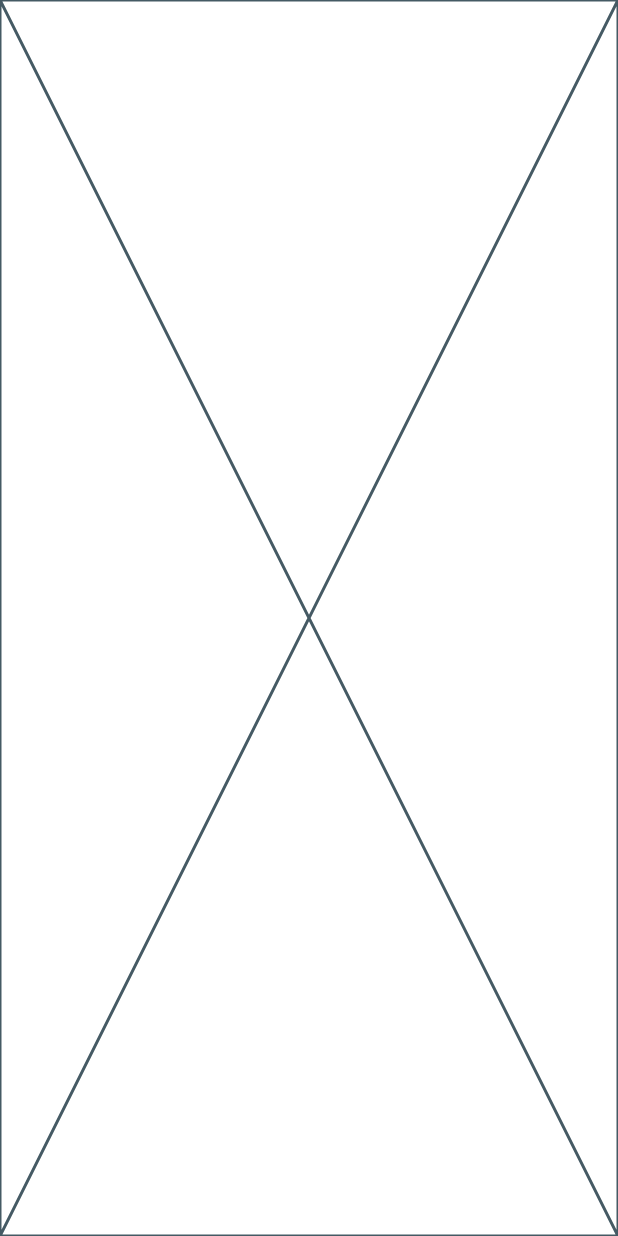
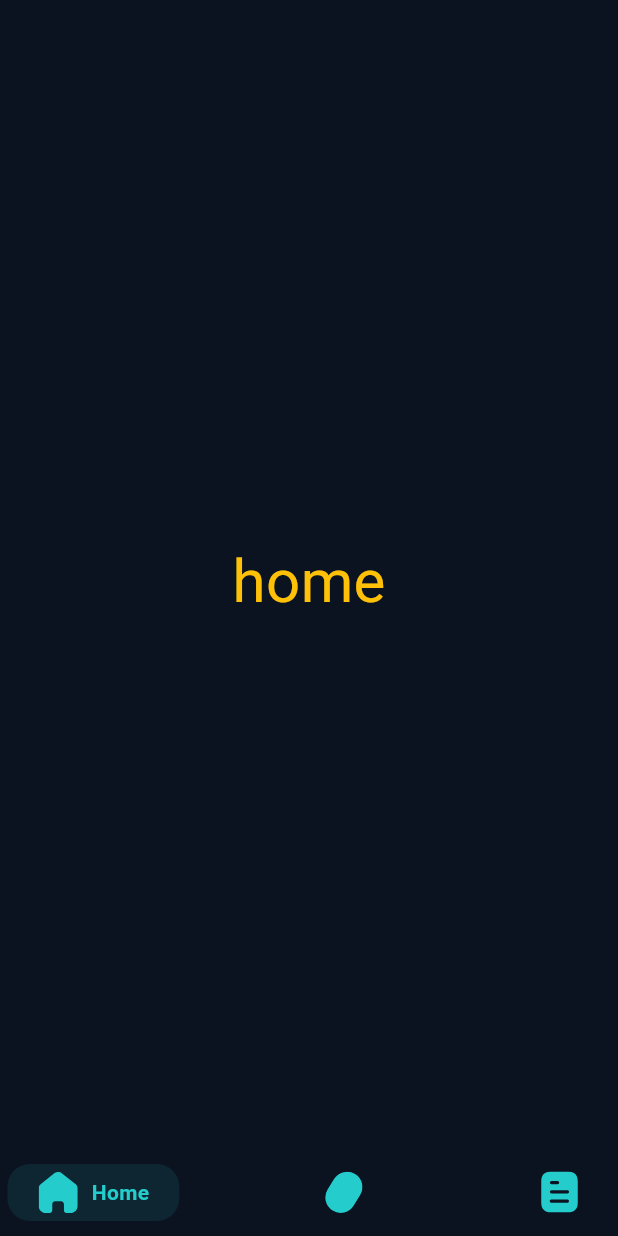
Before and after one commit to AliKamar34/MediMood, a Flutter app: the screen it shows after launch, on a phone screen of 412 x 824 dp. Run offline on Flutter 3.47's test engine with Material 3 defaults, Android fonts, the light colour scheme and no system bars; drawn by our look-alikes of google_nav_bar; our stand-ins replace flutter_svg, font_awesome_flutter, go_router.

Commit message:
create nav bar view

```diff
--- a/lib/core/utils/app_routes.dart
+++ b/lib/core/utils/app_routes.dart
@@ -1,6 +1,6 @@
 import 'package:flutter/material.dart';
 import 'package:go_router/go_router.dart';
-import 'package:new_app/features/home/presentation/views/home_view.dart';
+import 'package:new_app/features/home/presentation/views/nav_bar_view.dart';
 
 abstract class AppRoutes {
   static final GoRouter router = GoRouter(
@@ -8,7 +8,7 @@ abstract class AppRoutes {
       GoRoute(
         path: '/',
         builder: (BuildContext context, GoRouterState state) {
-          return const HomeView();
+          return const CustomNavBar();
         },
       ),
     ],
--- a/lib/core/utils/colors_asset_data.dart
+++ b/lib/core/utils/colors_asset_data.dart
@@ -2,5 +2,6 @@ import 'package:flutter/material.dart';
 
 class ColorsAssetData {
 static const scaffoldColor = Color(0xff0C1320);
-static const primaryColr = Color(0xff24CCCC);
+static const primaryColor = Color(0xff24CCCC);
+static const secandryColor = Color(0xff62F4F4);
 }
--- a/lib/features/home/presentation/views/home_view.dart
+++ b/lib/features/home/presentation/views/home_view.dart
@@ -1,10 +1,11 @@
 import 'package:flutter/material.dart';
+import 'package:new_app/features/home/presentation/views/widgets/home_view_body.dart';
 
 class HomeView extends StatelessWidget {
   const HomeView({super.key});
 
   @override
   Widget build(BuildContext context) {
-    return const Placeholder();
+    return const HomeViewBody();
   }
 }
--- /dev/null
+++ b/lib/features/home/presentation/views/nav_bar_view.dart
@@ -0,0 +1,94 @@
+import 'package:flutter/material.dart';
+import 'package:flutter_svg/flutter_svg.dart';
+import 'package:font_awesome_flutter/font_awesome_flutter.dart';
+import 'package:google_nav_bar/google_nav_bar.dart';
+import 'package:new_app/core/utils/colors_asset_data.dart';
+import 'package:new_app/features/home/presentation/views/home_view.dart';
+
+class CustomNavBar extends StatefulWidget {
+  const CustomNavBar({
+    super.key,
+  });
+
+  @override
+  State<CustomNavBar> createState() => _CustomNavBarState();
+}
+
+class _CustomNavBarState extends State<CustomNavBar> {
+  int selectedIndex = 0;
+  static const List<Widget> pages = [
+    HomeView(),
+    Text(
+      'Likes',
+    ),
+    Text(
+      'Search',
+    ),
+    Text(
+      'Profile',
+    ),
+  ];
+  @override
+  Widget build(BuildContext context) {
+    return Scaffold(
+      body: pages[selectedIndex],
+      bottomNavigationBar: Padding(
+        padding: const EdgeInsets.only(
+          bottom: 10,
+          right: 5,
+          left: 5,
+        ),
+        child: GNav(
+          haptic: true,
+          tabBorderRadius: 15,
+          curve: Curves.easeOutExpo,
+          duration: const Duration(milliseconds: 500),
+          gap: 8,
+          color: ColorsAssetData.secandryColor,
+          activeColor: ColorsAssetData.primaryColor,
+          iconSize: 24,
+          tabBackgroundColor: ColorsAssetData.primaryColor.withOpacity(0.1),
+          padding: const EdgeInsets.symmetric(horizontal: 20, vertical: 5),
+          tabs: [
+            GButton(
+              leading: SvgPicture.asset(
+                'asstes/images/Home.svg',
+                height: 28,
+                width: 28,
+              ),
+              icon: Icons.circle,
+              iconSize: 0,
+              text: 'Home',
+            ),
+            GButton(
+              leading: SvgPicture.asset(
+                'asstes/images/pill.svg',
+                height: 28,
+                width: 28,
+              ),
+              icon: FontAwesomeIcons.pills,
+              iconSize: 32,
+              text: 'pills',
+            ),
+            GButton(
+              leading: SvgPicture.asset(
+                'asstes/images/Document.svg',
+                height: 28,
+                width: 28,
+              ),
+              icon: Icons.circle,
+              iconSize: 0,
+              text: 'notes',
+            ),
+          ],
+          selectedIndex: selectedIndex,
+          onTabChange: (index) {
+            setState(() {
+              selectedIndex = index;
+            });
+          },
+        ),
+      ),
+    );
+  }
+}
--- /dev/null
+++ b/lib/features/home/presentation/views/widgets/home_view_body.dart
@@ -0,0 +1,16 @@
+import 'package:flutter/material.dart';
+
+class HomeViewBody extends StatelessWidget {
+  const HomeViewBody({super.key});
+
+  @override
+  Widget build(BuildContext context) {
+    return const Scaffold(
+      body: Center(
+          child: Text(
+        'home',
+        style: TextStyle(color: Colors.amber, fontSize: 40),
+      )),
+    );
+  }
+}
```
Also changed, not shown: pubspec.yaml (+6 -8 lines), asstes/images/Document.svg (added), asstes/images/Home.svg (added), asstes/images/pill.svg (added), pubspec.lock.
